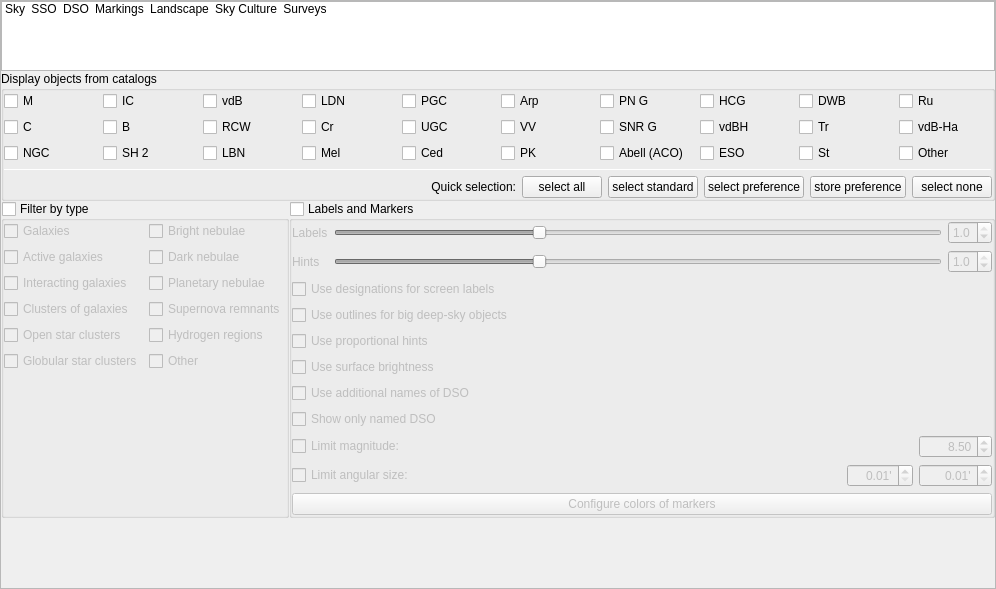
AmsesBobo/stellarium, file src/gui/viewDialog.ui: the form before one commit.
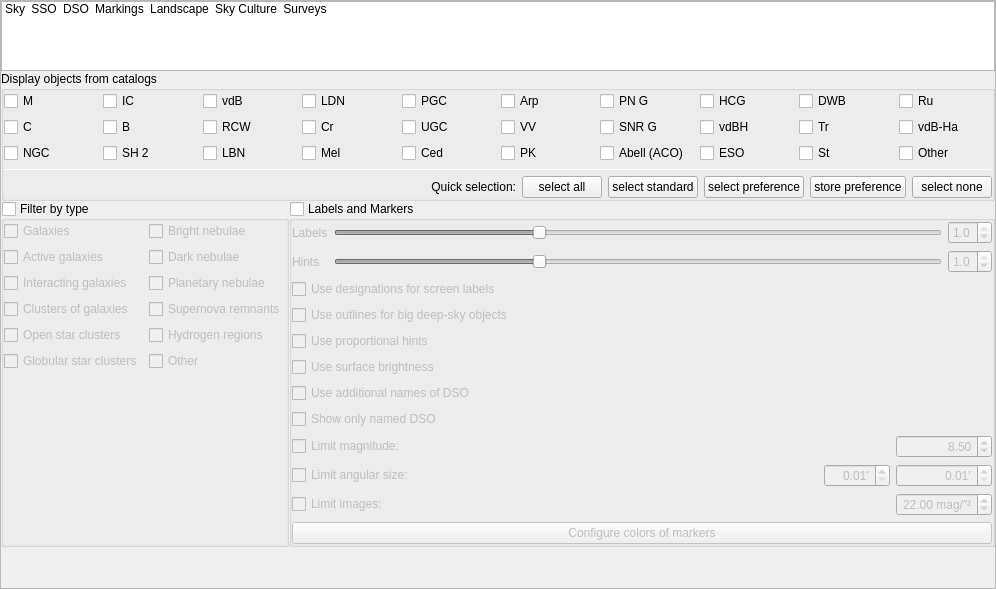
The form after the commit. The open tabs and pages were chosen to show the change. Icons and pictures are not drawn. Custom widgets are drawn as their Qt base class.

Commit message: Deep-sky images: limit by surface brightness

The edit to the form file:
```diff
--- a/src/gui/viewDialog.ui
+++ b/src/gui/viewDialog.ui
@@ -2965,6 +2965,44 @@
                    </property>
                   </widget>
                  </item>
+                 <item row="2" column="0" colspan="2">
+                  <widget class="QCheckBox" name="nebulaImageLimitCheckBox">
+                   <property name="toolTip">
+                    <string>Show only the images of deep-sky objects whose bright parts reach this surface brightness (V mag/arcsec²), as the photographic mode measures them from the catalog magnitude or the H-alpha of the object. For comparison: M 42 and M 31 about 20, the North America Nebula 23.6, faint Sharpless nebulae 24 to 25. A lower value shows only the brightest images.</string>
+                   </property>
+                   <property name="text">
+                    <string>Limit images:</string>
+                   </property>
+                  </widget>
+                 </item>
+                 <item row="2" column="2">
+                  <widget class="QDoubleSpinBox" name="nebulaImageLimitDoubleSpinBox">
+                   <property name="toolTip">
+                    <string>The faintest surface brightness of the bright parts of an image that is shown (V mag/arcsec²)</string>
+                   </property>
+                   <property name="alignment">
+                    <set>Qt::AlignRight|Qt::AlignTrailing|Qt::AlignVCenter</set>
+                   </property>
+                   <property name="suffix">
+                    <string notr="true"> mag/″²</string>
+                   </property>
+                   <property name="decimals">
+                    <number>2</number>
+                   </property>
+                   <property name="minimum">
+                    <double>15.000000000000000</double>
+                   </property>
+                   <property name="maximum">
+                    <double>27.000000000000000</double>
+                   </property>
+                   <property name="singleStep">
+                    <double>0.250000000000000</double>
+                   </property>
+                   <property name="value">
+                    <double>22.000000000000000</double>
+                   </property>
+                  </widget>
+                 </item>
                 </layout>
                </item>
               </layout>
```
Left out of the diff: 2 changed lines with no effect on the pictures. The commit also changes 24 other files.
